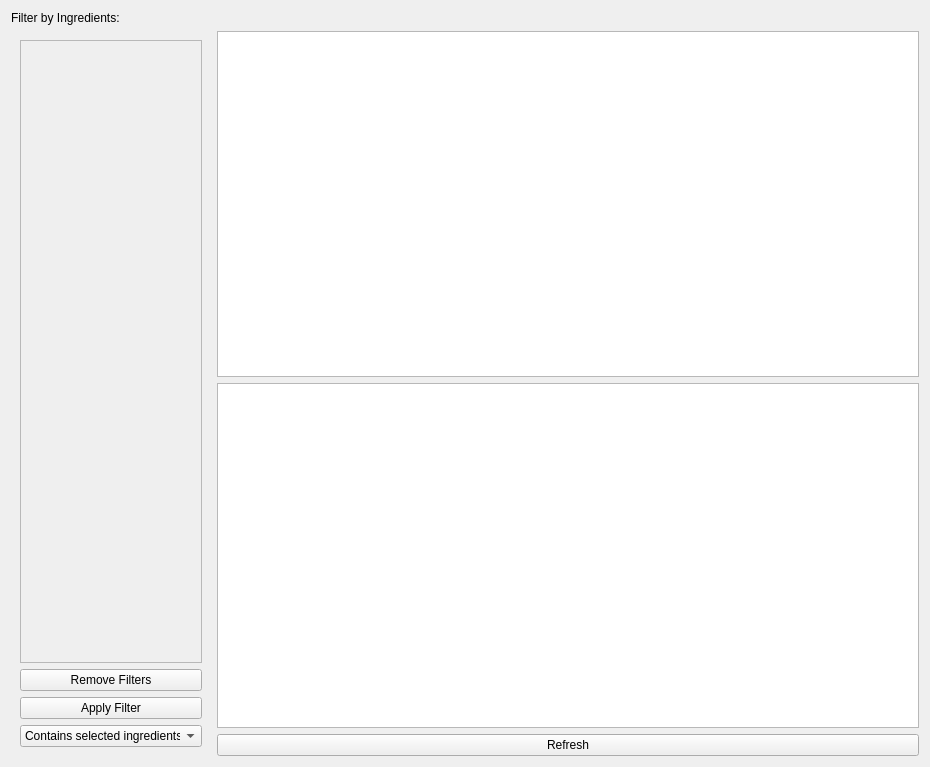
Above: read_recipe.ui from radio0but/RecipeDatabase before the change. Below: the same form after it.
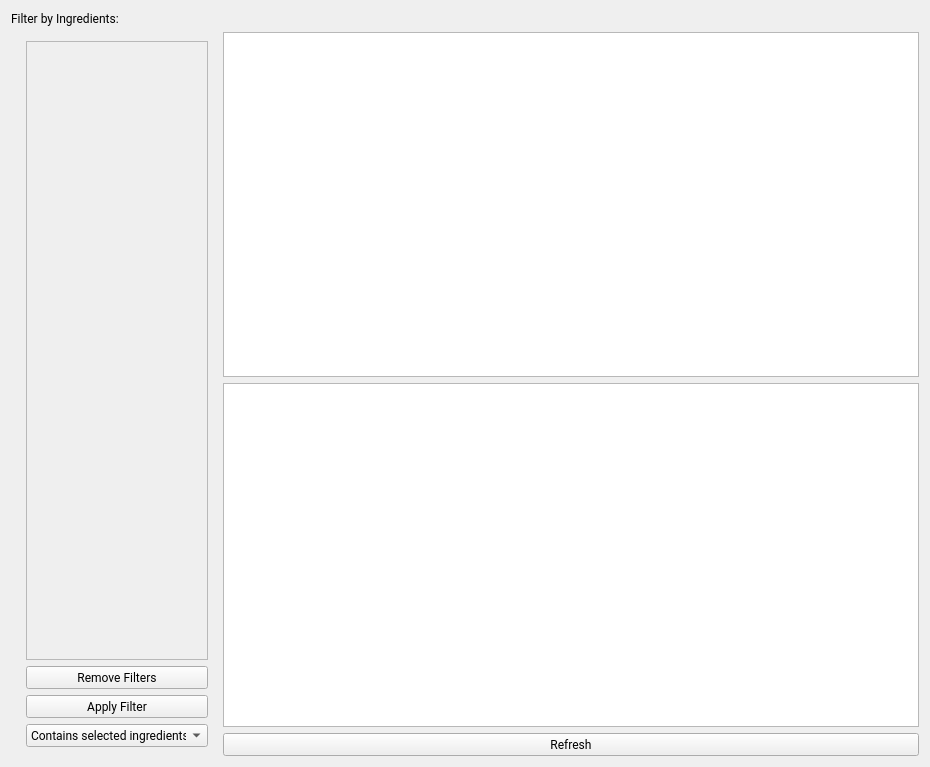
That is the form after the change.

```diff
--- a/read_recipe.ui
+++ b/read_recipe.ui
@@ -10,6 +10,11 @@
     <height>767</height>
    </rect>
   </property>
+  <property name="font">
+   <font>
+    <family>Roboto</family>
+   </font>
+  </property>
   <property name="windowTitle">
    <string>Read Recipe</string>
   </property>
@@ -19,10 +24,16 @@
      <property name="text">
       <string>Filter by Ingredients:</string>
      </property>
+     <property name="margin">
+      <number>6</number>
+     </property>
     </widget>
    </item>
    <item>
     <layout class="QHBoxLayout" name="horizontalLayout">
+     <property name="leftMargin">
+      <number>6</number>
+     </property>
      <item>
       <widget class="QFrame" name="LeftPanel">
        <property name="maximumSize">
@@ -43,7 +54,7 @@
              <x>0</x>
              <y>0</y>
              <width>184</width>
-             <height>595</height>
+             <height>587</height>
             </rect>
            </property>
            <widget class="QWidget" name="verticalLayoutWidget">
```
